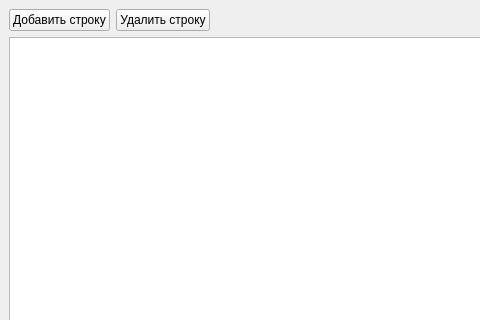
redmms/characteristics_view, file mainwindow.ui: the form before one commit; both pictures show x 0 to 480 and y 0 to 320 of the 787 by 418 pixel window.
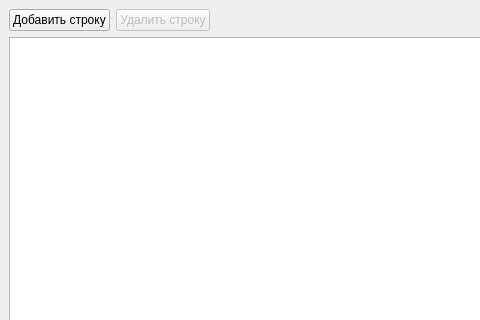
The form after the commit. Icons and pictures are not drawn.

```diff
--- a/mainwindow.ui
+++ b/mainwindow.ui
@@ -34,6 +34,9 @@
     </item>
     <item row="0" column="1">
      <widget class="QPushButton" name="deleteLineButton">
+      <property name="enabled">
+       <bool>false</bool>
+      </property>
       <property name="text">
        <string>Удалить строку</string>
       </property>
```
